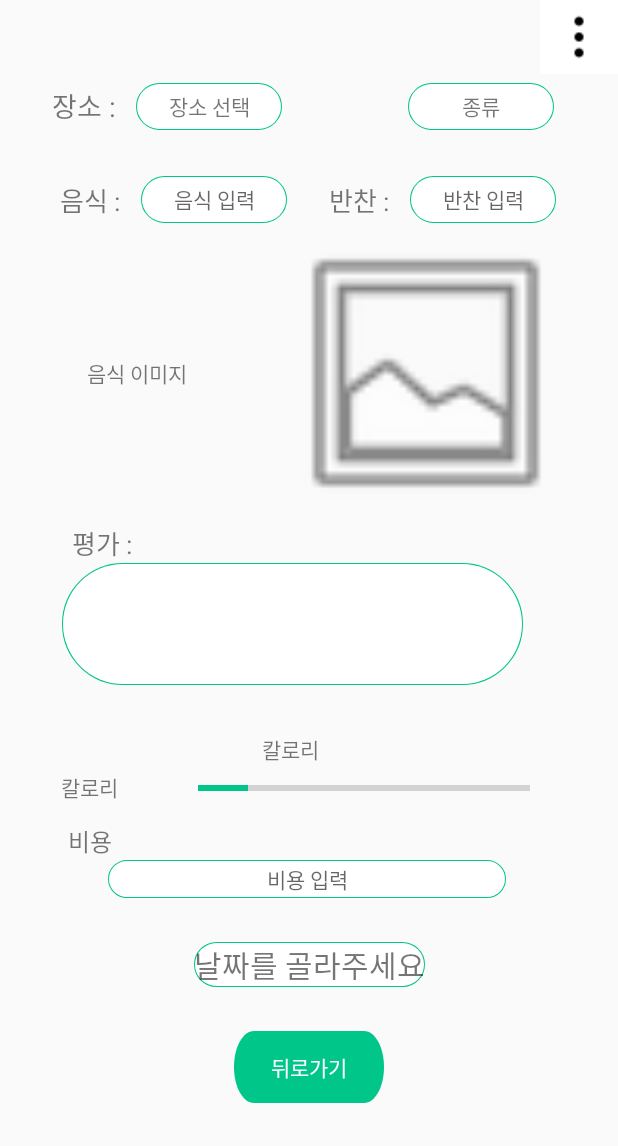
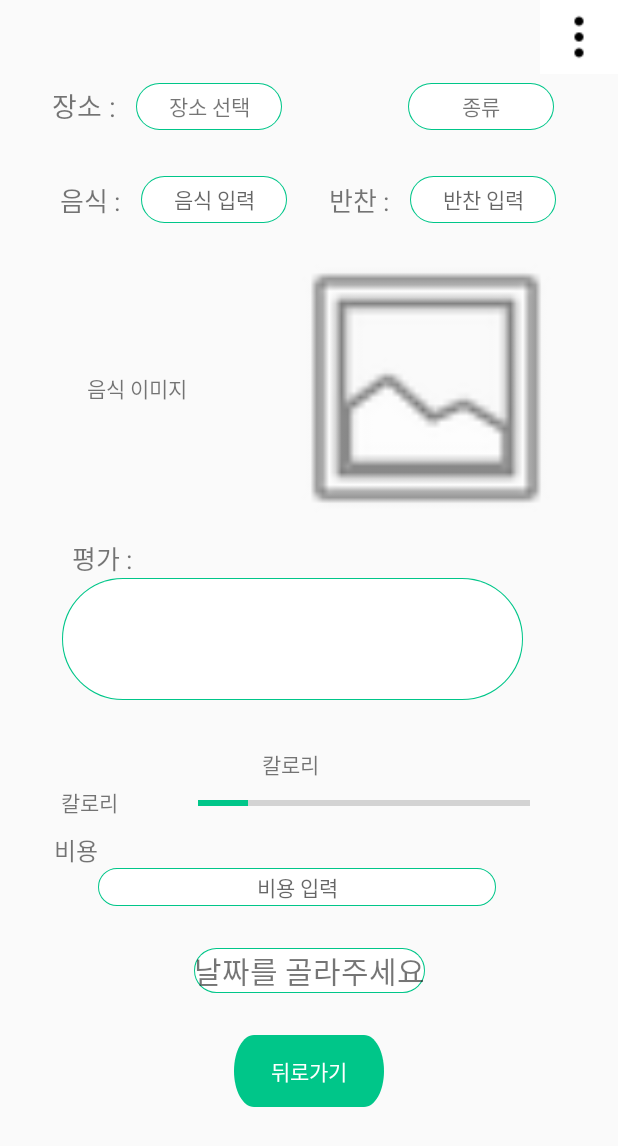
Before and after one commit to 99apollo/MobileSoftware, an Android app: the layout view_recyclerview_click.xml on its own in the app's theme, with its tools: preview values and no code run, on a phone screen of 412 x 824 dp. Shown: the top 1146 px of the screen. Run offline under Robolectric (Android 15) with nearby library versions, the phone set to English and light mode, and no system bars.

Commit message:
수정본1204ㄹ

```diff
--- a/app/src/main/res/layout/view_recyclerview_click.xml
+++ b/app/src/main/res/layout/view_recyclerview_click.xml
@@ -152,7 +152,6 @@
 
         <TextView
             android:id="@+id/textView1"
-            style="@style/AppTextView"
             android:layout_width="wrap_content"
             android:layout_height="wrap_content"
             android:layout_marginStart="40dp"
@@ -164,11 +163,12 @@
 
         <TextView
             android:id="@+id/drink_click"
-            style="@style/AppTextView"
-            android:layout_width="wrap_content"
-            android:layout_height="wrap_content"
+            android:background="@drawable/edit_testui"
+            android:layout_width="97dp"
+            android:layout_height="31dp"
             android:layout_marginStart="10dp"
             android:text="음료 입력"
+            android:gravity="center"
             app:layout_constraintStart_toEndOf="@+id/textView1"
             app:layout_constraintTop_toTopOf="parent" />
 
@@ -178,9 +178,11 @@
         android:id="@+id/constraintLayout3"
         android:layout_width="match_parent"
         android:layout_height="wrap_content"
+        android:layout_marginTop="72dp"
         app:layout_constraintEnd_toEndOf="parent"
+        app:layout_constraintHorizontal_bias="0.0"
         app:layout_constraintStart_toStartOf="parent"
-        app:layout_constraintTop_toBottomOf="@+id/constraintLayout2">
+        app:layout_constraintTop_toBottomOf="@+id/constraintLayout">
 
 
         <TextView
@@ -255,8 +257,8 @@
 
     <androidx.constraintlayout.widget.ConstraintLayout
         android:id="@+id/constraintLayout5"
-        android:layout_width="415dp"
-        android:layout_height="54dp"
+        android:layout_width="match_parent"
+        android:layout_height="wrap_content"
         android:layout_marginTop="72dp"
         app:layout_constraintEnd_toEndOf="parent"
         app:layout_constraintHorizontal_bias="1.0"
@@ -267,25 +269,24 @@
             android:id="@+id/textView5"
             android:layout_width="wrap_content"
             android:layout_height="wrap_content"
-            android:layout_marginStart="48dp"
+            android:layout_marginStart="36dp"
             android:text="비용"
             android:textSize="16sp"
-            app:layout_constraintBottom_toBottomOf="parent"
+            app:layout_constraintBottom_toTopOf="@+id/costText"
             app:layout_constraintStart_toStartOf="parent"
-            app:layout_constraintTop_toTopOf="parent"
-            app:layout_constraintVertical_bias="0.137" />
+            app:layout_constraintTop_toTopOf="parent" />
 
         <TextView
             android:id="@+id/costText"
             android:layout_width="265dp"
             android:layout_height="25dp"
             android:background="@drawable/edit_testui"
+            android:gravity="center"
             android:hint="비용 입력"
             app:layout_constraintBottom_toBottomOf="parent"
             app:layout_constraintEnd_toEndOf="parent"
             app:layout_constraintHorizontal_bias="0.264"
-            app:layout_constraintStart_toStartOf="@+id/textView5"
-            android:gravity="center"/>
+            app:layout_constraintStart_toStartOf="@+id/textView5" />
 
     </androidx.constraintlayout.widget.ConstraintLayout>
 
```
Also changed, not shown: app/src/main/java/com/example/myapplication/FoodView.java (+56 -23 lines).
